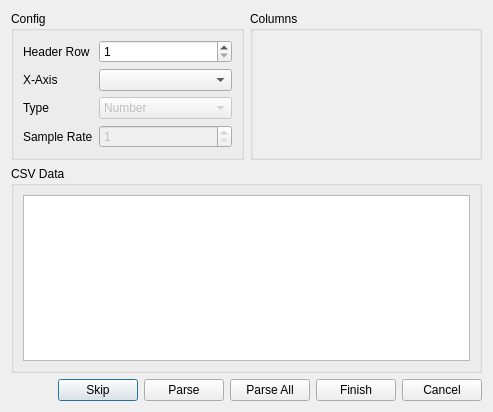
RuggedScience/AccelExplorer, file designer/parserdialog.ui: the form before one commit.
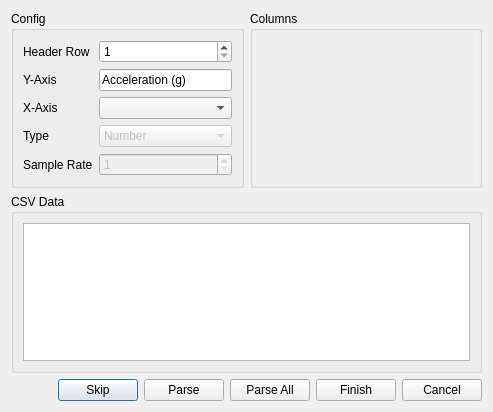
The form after the commit. Custom widgets are drawn as their Qt base class.

Diff of the .ui file:
```diff
--- a/designer/parserdialog.ui
+++ b/designer/parserdialog.ui
@@ -48,24 +48,24 @@
           </property>
          </widget>
         </item>
-        <item row="1" column="0">
+        <item row="2" column="0">
          <widget class="QLabel" name="label_2">
           <property name="text">
            <string>X-Axis</string>
           </property>
          </widget>
         </item>
-        <item row="1" column="1">
+        <item row="2" column="1">
          <widget class="QComboBox" name="indexComboBox"/>
         </item>
-        <item row="2" column="0">
+        <item row="3" column="0">
          <widget class="QLabel" name="label_3">
           <property name="text">
            <string>Type</string>
           </property>
          </widget>
         </item>
-        <item row="2" column="1">
+        <item row="3" column="1">
          <widget class="QComboBox" name="indexTypeComboBox">
           <property name="enabled">
            <bool>false</bool>
@@ -102,14 +102,14 @@
           </item>
          </widget>
         </item>
-        <item row="3" column="0">
+        <item row="4" column="0">
          <widget class="QLabel" name="label_4">
           <property name="text">
            <string>Sample Rate</string>
           </property>
          </widget>
         </item>
-        <item row="3" column="1">
+        <item row="4" column="1">
          <widget class="QSpinBox" name="sampleRateSpinBox">
           <property name="enabled">
            <bool>false</bool>
@@ -122,6 +122,20 @@
           </property>
          </widget>
         </item>
+        <item row="1" column="1">
+         <widget class="QLineEdit" name="yAxisLineEdit">
+          <property name="text">
+           <string>Acceleration (g)</string>
+          </property>
+         </widget>
+        </item>
+        <item row="1" column="0">
+         <widget class="QLabel" name="yAxisLabel">
+          <property name="text">
+           <string>Y-Axis</string>
+          </property>
+         </widget>
+        </item>
        </layout>
       </widget>
      </item>
@@ -160,7 +174,7 @@
              <x>0</x>
              <y>0</y>
              <width>231</width>
-             <height>124</height>
+             <height>152</height>
             </rect>
            </property>
            <layout class="QVBoxLayout" name="headerLayout">
```
